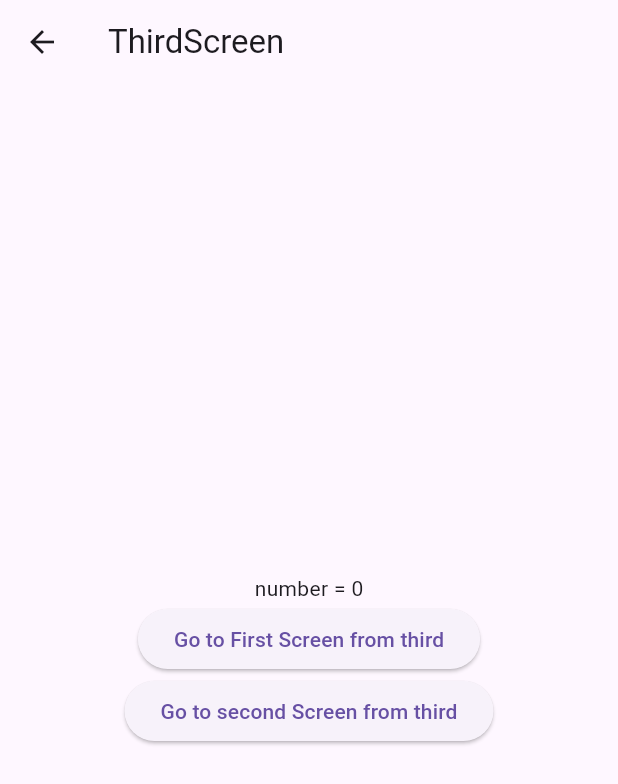
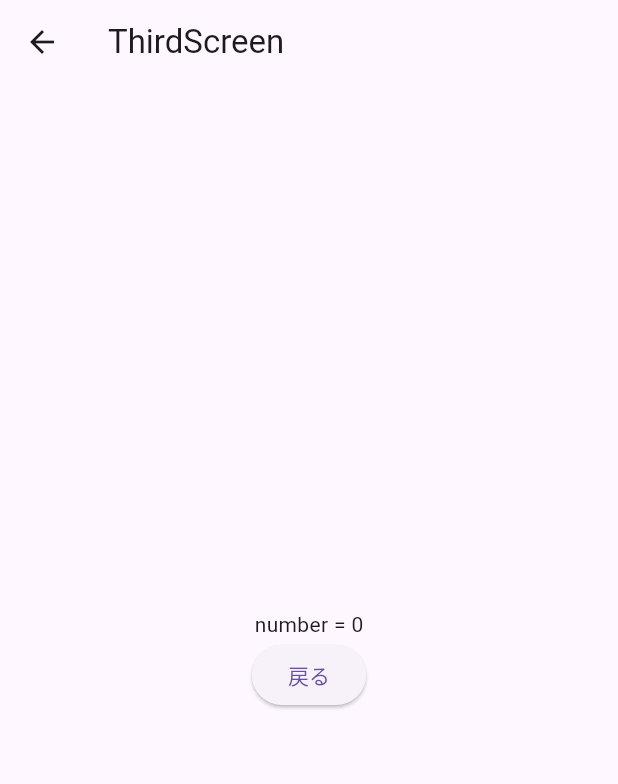
Before and after one commit to IkumiKanata/flutter-playground, a Flutter app: the ThirdScreen screen opened directly, on a phone screen of 412 x 824 dp. Shown: the top 784 px of the screen. Run offline on Flutter 3.47's test engine with Material 3 defaults, Android fonts, the phone set to English and light mode, and no system bars; our stand-ins replace flutter_svg, go_router; generated files the repository leaves out were written again.

Commit message:
go router

```diff
--- a/lib/Router/first_screen.dart
+++ b/lib/Router/first_screen.dart
@@ -24,7 +24,7 @@ class FirstScreen extends StatelessWidget {
               },
             ),
             ElevatedButton(onPressed: () {
-              GoRouter.of(context).go('/third');
+              GoRouter.of(context).go('/second/third');
             }, child: const Text('Go to Third Screen from First')),
           ],
         ),
--- a/lib/Router/second_screen.dart
+++ b/lib/Router/second_screen.dart
@@ -19,14 +19,14 @@ class SecondScreen extends StatelessWidget {
           children: [
             const Text('number = 0'),
             ElevatedButton(
-              child: const Text('Go to First Screen from Second'),
+              child: const Text('戻る'),
               onPressed: () async {
                 // Navigator.of(context).pushNamed('/second');
-                GoRouter.of(context).go('/');
+                GoRouter.of(context).pop();
               },
             ),
             ElevatedButton(onPressed: () {
-              GoRouter.of(context).go('/third');
+              GoRouter.of(context).go('/second/third');
             }, child: const Text('Go to Third Screen from Second')),
           ],
         ),
--- a/lib/Router/third_screen.dart
+++ b/lib/Router/third_screen.dart
@@ -16,17 +16,12 @@ class ThirdScreen extends StatelessWidget {
           children: [
             const Text('number = 0'),
             ElevatedButton(
-              child: const Text('Go to First Screen from third'),
+              child: const Text('戻る'),
               onPressed: () async {
                 // Navigator.of(context).pushNamed('/second');
-                GoRouter.of(context).go('/');
+                GoRouter.of(context).pop();
               },
             ),
-            ElevatedButton(
-                onPressed: () {
-                  GoRouter.of(context).go('/second');
-                },
-                child: const Text('Go to second Screen from third')),
           ],
         ),
       ),
```
Also changed, not shown: lib/Router/router.dart (+14 -12 lines).
